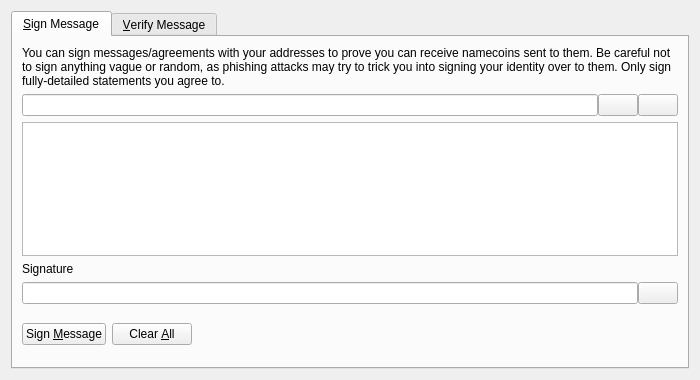
First picture: the form in src/qt/forms/signverifymessagedialog.ui, repository xaya/xaya, before the edit.
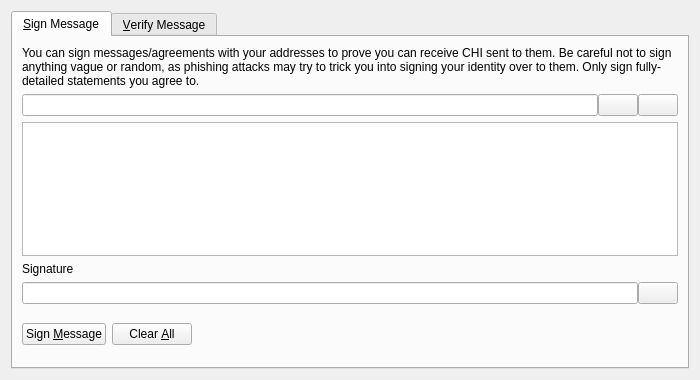
Second picture: the form after the edit. Icons and pictures are not drawn. Custom widgets are drawn as their Qt base class.

The edit to the form file:
```diff
--- a/src/qt/forms/signverifymessagedialog.ui
+++ b/src/qt/forms/signverifymessagedialog.ui
@@ -30,7 +30,7 @@
        <item>
         <widget class="QLabel" name="infoLabel_SM">
          <property name="text">
-          <string>You can sign messages/agreements with your addresses to prove you can receive namecoins sent to them. Be careful not to sign anything vague or random, as phishing attacks may try to trick you into signing your identity over to them. Only sign fully-detailed statements you agree to.</string>
+          <string>You can sign messages/agreements with your addresses to prove you can receive CHI sent to them. Be careful not to sign anything vague or random, as phishing attacks may try to trick you into signing your identity over to them. Only sign fully-detailed statements you agree to.</string>
          </property>
          <property name="textFormat">
           <enum>Qt::PlainText</enum>
```
Left out of the diff: 8 changed lines with no effect on the pictures.
